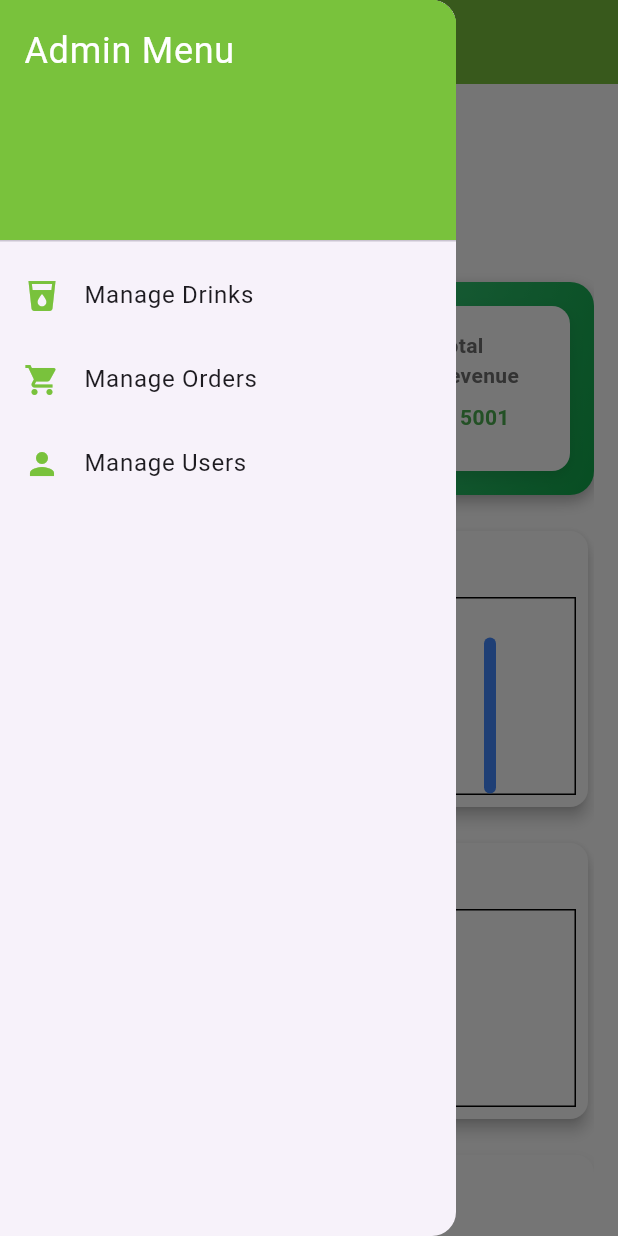
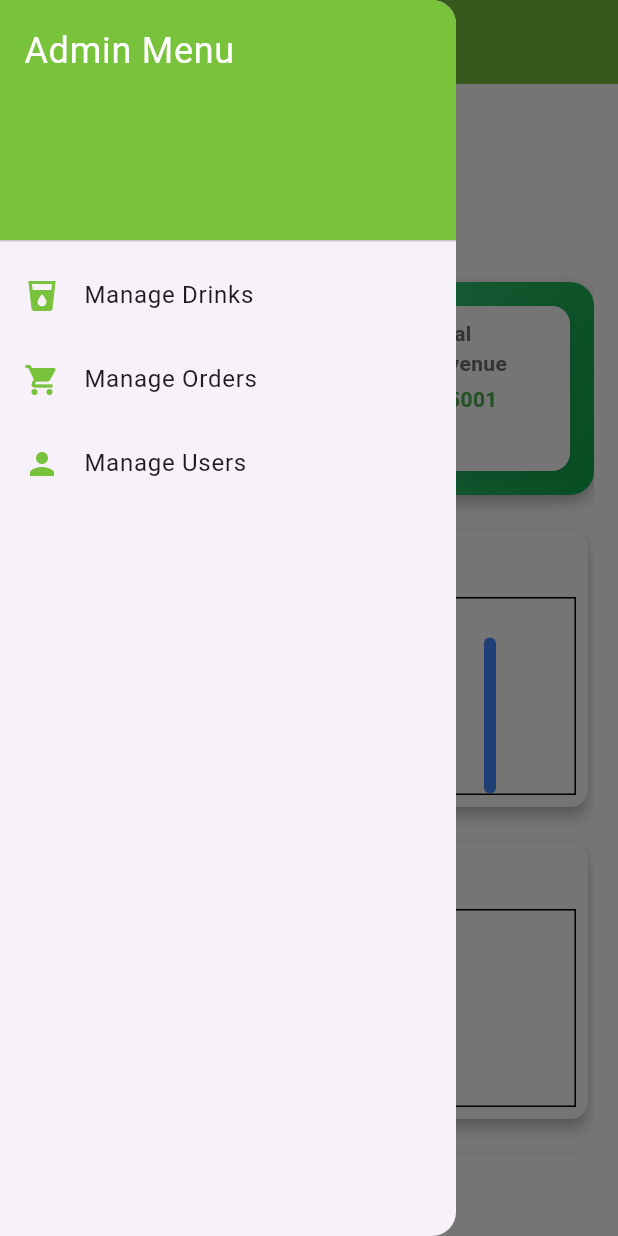
Before and after one commit to Ian-Ndungu/drink-it, a Flutter app: the AdminDashboardPage screen opened by its route, with the side drawer open, on a phone screen of 412 x 824 dp. Run offline on Flutter 3.47's test engine with Material 3 defaults, Android fonts, the phone set to English and light mode, and no system bars; drawn by our look-alikes of fl_chart; our stand-ins replace carousel_slider, font_awesome_flutter, geocoding, google_maps_flutter, image_picker, location and 1 more; missing offline and left inert: google_maps_flutter_platform_interface; accounts and stored records are empty; network calls fail.

Commit message:
dashboard

```diff
--- a/lib/pages/admin_dashboard_page.dart
+++ b/lib/pages/admin_dashboard_page.dart
@@ -331,12 +331,14 @@ class _AdminDashboardPageState extends State<AdminDashboardPage> {
                         ),
                       ),
                       const SizedBox(height: 10),
-                      _buildUserCard('iannjagah@gmail.com', 'assets/images/user1.jpg'),
+                      _buildUserCard(
+                          'iannjagah@gmail.com', 'assets/images/user1.jpg'),
                       const SizedBox(height: 10),
                       _buildUserCard(
                           'finnesskelvin@gmail.com', 'assets/images/user2.jpg'),
                       const SizedBox(height: 10),
-                      _buildUserCard('jobkimari@gmail.com', 'assets/images/user3.jpg'),
+                      _buildUserCard(
+                          'jobkimari@gmail.com', 'assets/images/user3.jpg'),
                     ],
                   ),
                 ),
@@ -416,27 +418,44 @@ class _AdminDashboardPageState extends State<AdminDashboardPage> {
         ],
       ),
       child: Padding(
-        padding: const EdgeInsets.all(16.0),
-        child: Column(
+        padding: const EdgeInsets.all(8.0),
+        child: LayoutBuilder(
+          builder: (context, constraints) {
+            double screenWidth = MediaQuery.of(context).size.width;
+            double fontSize;
+
+            if (screenWidth <= 320) {
+              fontSize = 10;
+            } else if (screenWidth < 350) {
+              fontSize = 12;
+            } else if (screenWidth < 720) {
+              fontSize = 14;
+            } else {
+              fontSize = 16;
+            }
+
+            return Column(
               crossAxisAlignment: CrossAxisAlignment.start,
               children: [
                 Text(
                   title,
-              style: const TextStyle(
-                fontSize: 14,
+                  style: TextStyle(
+                    fontSize: fontSize,
                     fontWeight: FontWeight.bold,
                   ),
                 ),
-            const SizedBox(height: 8),
+                const SizedBox(height: 4),
                 Text(
                   value,
-              style: const TextStyle(
-                fontSize: 14,
+                  style: TextStyle(
+                    fontSize: fontSize,
                     fontWeight: FontWeight.bold,
                     color: Colors.green,
                   ),
                 ),
               ],
+            );
+          },
         ),
       ),
     );
```
Lines whose indentation alone changed are shown as unchanged.
